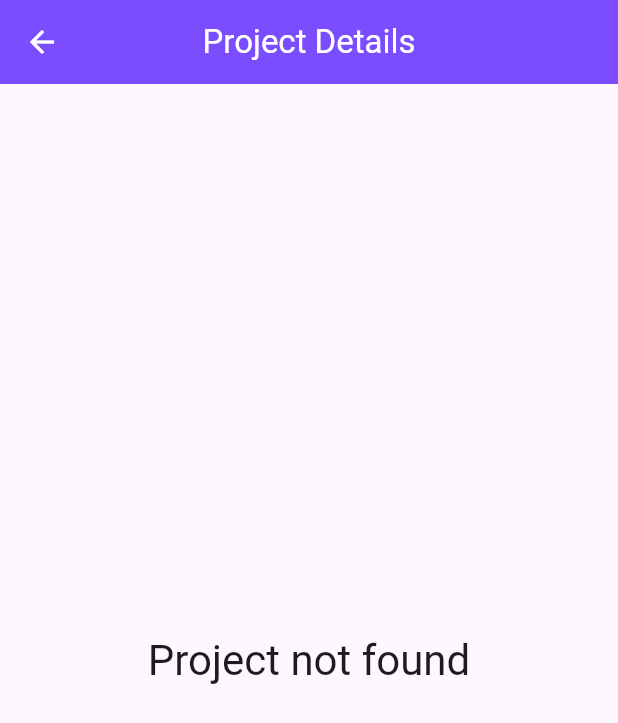
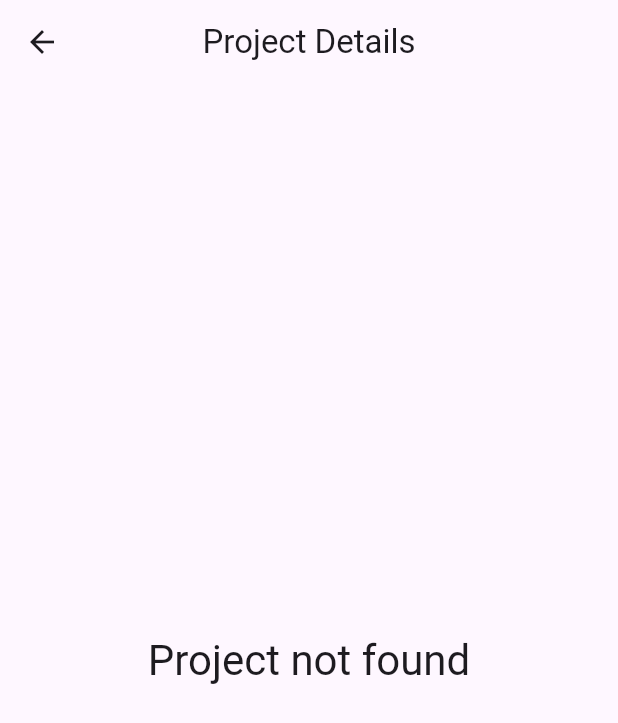
Before and after one commit to neurothrone/neurothrone-tech, a Flutter app: the ProjectDetailPage screen opened directly with empty values, on a phone screen of 412 x 824 dp. Shown: the top 723 px of the screen. Run offline on Flutter 3.47's test engine with Material 3 defaults, Android fonts, the phone set to English and light mode, and no system bars; our stand-ins replace dio, flutter_dotenv, flutter_riverpod, freezed_annotation, get_it, go_router and 1 more.

Commit message:
feat: update CustomAppBar to use theme colors and improve styling

```diff
--- a/lib/src/core/ui/widgets/custom_app_bar.dart
+++ b/lib/src/core/ui/widgets/custom_app_bar.dart
@@ -1,4 +1,6 @@
 import 'package:flutter/material.dart';
+
+import '../theme/theme.dart';
 
 class CustomAppBar extends StatelessWidget implements PreferredSizeWidget {
   const CustomAppBar({
@@ -24,9 +26,9 @@ class CustomAppBar extends StatelessWidget implements PreferredSizeWidget {
           mainAxisSize: MainAxisSize.min,
           children: [
             const Divider(
-              color: Colors.white38,
-              height: 0.5,
-              // thickness: 1,
+              color: borderDivider,
+              height: 1,
+              thickness: 1,
             ),
             bottom!,
           ],
@@ -36,13 +38,7 @@ class CustomAppBar extends StatelessWidget implements PreferredSizeWidget {
 
     return AppBar(
       centerTitle: true,
-      title: Text(
-        title,
-        style: const TextStyle(color: Colors.white),
-      ),
-      backgroundColor: Colors.deepPurpleAccent,
-      iconTheme: const IconThemeData(color: Colors.white),
-      actionsIconTheme: const IconThemeData(color: Colors.white),
+      title: Text(title),
       actions: actions,
       actionsPadding: const EdgeInsets.only(right: 6.0),
       bottom: wrappedBottom,
```
